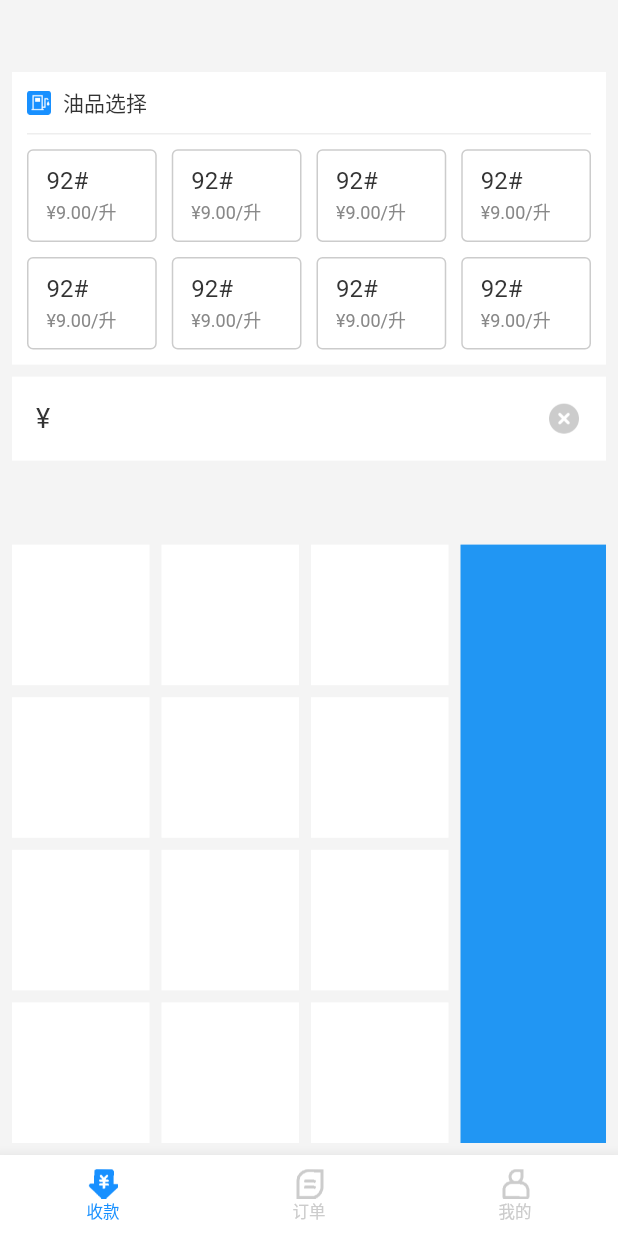
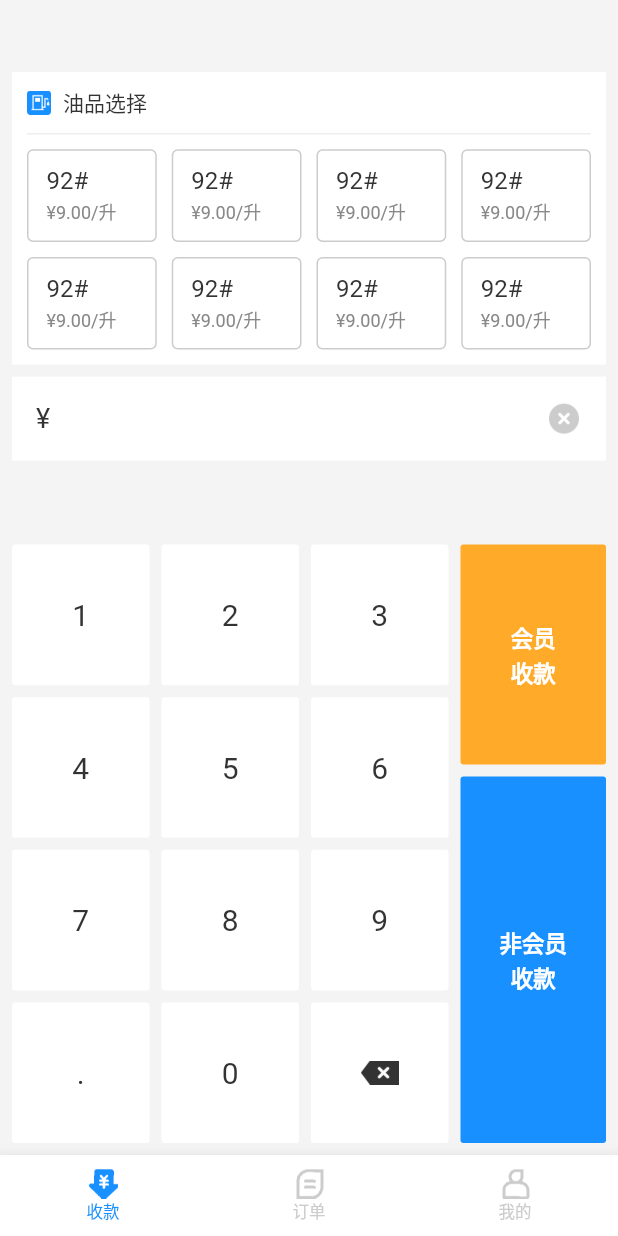
Before and after one commit to Carpten/flutter_architecture, a Flutter app: the screen it shows after launch, on a phone screen of 412 x 824 dp. Run offline on Flutter 3.47's test engine with Material 2 defaults, Android fonts, the phone set to English and light mode, and no system bars; network calls fail.

Commit message:
feat:构建UI

```diff
--- /dev/null
+++ b/lib/components/flex_grid_view.dart
@@ -0,0 +1,73 @@
+import 'package:flutter/material.dart';
+import 'package:flutter/widgets.dart';
+
+class FlexGridView extends StatefulWidget {
+  final double rowSpacing;
+  final double columnSpacing;
+  final int rowCount;
+  final int columnCount;
+  final IndexedWidgetBuilder indexedWidgetBuilder;
+  FlexGridView(
+      {Key key,
+      this.rowCount,
+      this.columnCount,
+      this.rowSpacing,
+      this.columnSpacing,
+      this.indexedWidgetBuilder})
+      : super(key: key);
+  @override
+  _FlexGridViewState createState() => _FlexGridViewState();
+}
+
+class _FlexGridViewState extends State<FlexGridView> {
+  Size _size;
+  GlobalKey _key = GlobalKey();
+
+  @override
+  void initState() {
+    WidgetsBinding.instance.addPostFrameCallback((_) {
+      if (_key.currentContext != null) {
+        setState(() {
+          _size = _key.currentContext.size;
+        });
+      }
+    });
+    super.initState();
+  }
+
+  double _getWidth() {
+    return _size == null
+        ? 0
+        : _size.width - widget.rowSpacing * (widget.rowCount - 1);
+  }
+
+  double _getHeight() {
+    return _size == null
+        ? 0
+        : _size.height - widget.columnSpacing * (widget.columnCount - 1);
+  }
+
+  double _getChildAspectRatio() {
+    return _size == null
+        ? 1
+        : _getWidth() * widget.columnCount / widget.rowCount / _getHeight();
+  }
+
+  @override
+  Widget build(BuildContext context) {
+    return Container(
+        width: double.infinity,
+        height: double.infinity,
+        key: _key,
+        child: GridView.count(
+            physics: NeverScrollableScrollPhysics(),
+            shrinkWrap: true,
+            crossAxisSpacing: widget.rowSpacing,
+            mainAxisSpacing: widget.columnSpacing,
+            padding: EdgeInsets.all(0),
+            crossAxisCount: widget.rowCount,
+            childAspectRatio: _getChildAspectRatio(),
+            children: List.generate(widget.rowCount * widget.columnCount,
+                (index) => widget.indexedWidgetBuilder(context, index))));
+  }
+}
--- a/lib/pages/home/home_page.dart
+++ b/lib/pages/home/home_page.dart
@@ -1,7 +1,9 @@
 import 'package:flutter/material.dart';
+import 'package:flutter_architecture/components/flex_grid_view.dart';
 import 'package:flutter_architecture/res/clrs.dart';
 import 'package:flutter_architecture/res/text_styles.dart';
 import 'package:flutter_architecture/utils/image_utils.dart';
+import 'package:flutter_architecture/utils/text_style_utils.dart';
 
 class HomePage extends StatefulWidget {
   HomePage({Key key}) : super(key: key);
@@ -51,6 +53,7 @@ class _HomePageState extends State<HomePage> {
                 height: 0.5,
                 margin: EdgeInsets.symmetric(horizontal: 10)),
             GridView.count(
+                physics: NeverScrollableScrollPhysics(),
                 shrinkWrap: true,
                 crossAxisSpacing: 10.0,
                 mainAxisSpacing: 10.0,
@@ -107,61 +110,68 @@ class _HomePageState extends State<HomePage> {
       children: <Widget>[
         Expanded(
             flex: 3,
-            child: Column(children: <Widget>[
-              Expanded(
-                  flex: 1,
-                  child: Row(children: <Widget>[
-                    Expanded(flex: 1, child: _buildKeyboardKeys('1')),
-                    SizedBox(width: 8),
-                    Expanded(flex: 1, child: _buildKeyboardKeys('2')),
-                    SizedBox(width: 8),
-                    Expanded(flex: 1, child: _buildKeyboardKeys('3'))
-                  ])),
-              SizedBox(height: 8),
-              Expanded(
-                  flex: 1,
-                  child: Row(children: <Widget>[
-                    Expanded(flex: 1, child: _buildKeyboardKeys('4')),
-                    SizedBox(width: 8),
-                    Expanded(flex: 1, child: _buildKeyboardKeys('5')),
-                    SizedBox(width: 8),
-                    Expanded(flex: 1, child: _buildKeyboardKeys('6'))
-                  ])),
-              SizedBox(height: 8),
-              Expanded(
-                  flex: 1,
-                  child: Row(children: <Widget>[
-                    Expanded(flex: 1, child: _buildKeyboardKeys('7')),
-                    SizedBox(width: 8),
-                    Expanded(flex: 1, child: _buildKeyboardKeys('8')),
-                    SizedBox(width: 8),
-                    Expanded(flex: 1, child: _buildKeyboardKeys('9'))
-                  ])),
-              SizedBox(height: 8),
-              Expanded(
-                  flex: 1,
-                  child: Row(children: <Widget>[
-                    Expanded(flex: 1, child: _buildKeyboardKeys('.')),
-                    SizedBox(width: 8),
-                    Expanded(flex: 1, child: _buildKeyboardKeys('0')),
-                    SizedBox(width: 8),
-                    Expanded(flex: 1, child: _buildKeyboardKeys('del'))
-                  ]))
-            ])),
+            child: FlexGridView(
+              rowCount: 3,
+              columnCount: 4,
+              rowSpacing: 8,
+              columnSpacing: 8,
+              indexedWidgetBuilder: (context, index) => Container(
+                  decoration: BoxDecoration(
+                      borderRadius: BorderRadius.circular(2),
+                      color: Colors.white),
+                  alignment: Alignment.center,
+                  child: _buildKeyboardItem(index)),
+            )),
         SizedBox(width: 8),
         Expanded(
           flex: 1,
-          child: Container(
-            color: Colors.blue,
-          ),
+          child: _buildKeyboardActions(),
         )
       ],
     ));
   }
 
-  Widget _buildKeyboardKeys(String key) {
-    return Container(
-      color: Colors.white
-    );
+  Widget _buildKeyboardItem(int index) {
+    if (index < 9) {
+      return Text((index + 1).toString(), style: TextStyles.black_20);
+    } else if (index == 9) {
+      return Text('.', style: TextStyles.black_20);
+    } else if (index == 10) {
+      return Text('0', style: TextStyles.black_20);
+    } else {
+      return ImageUtils.assetImage('home_keyboard_del');
+    }
+  }
+
+  Widget _buildKeyboardActions() {
+    return Column(children: <Widget>[
+      Expanded(
+        flex: 3,
+        child: Container(
+            decoration: BoxDecoration(
+                borderRadius: BorderRadius.circular(2), color: Clrs.orange),
+            alignment: Alignment.center,
+            width: double.infinity,
+            height: double.infinity,
+            child: Text('会员\n收款',
+                style: TextStyleUtils.merge(TextStyles.white_15,
+                    fontWeight: FontWeight.w700, height: 1.5))),
+      ),
+      SizedBox(height: 8),
+      Expanded(
+        flex: 5,
+        child: Container(
+            decoration: BoxDecoration(
+                borderRadius: BorderRadius.circular(2),
+                color: Clrs.colorPrimary),
+            alignment: Alignment.center,
+            width: double.infinity,
+            height: double.infinity,
+            child: Text('非会员\n收款',
+                textAlign: TextAlign.center,
+                style: TextStyleUtils.merge(TextStyles.white_15,
+                    fontWeight: FontWeight.w700, height: 1.5))),
+      )
+    ]);
   }
 }
--- a/lib/res/clrs.dart
+++ b/lib/res/clrs.dart
@@ -8,6 +8,8 @@ class Clrs {
   static const Color backgroundColor = Color(0xffF4F4F4);
   static const Color appBarLightBg = Color(0xFFFAFAFA);
   static const Color alphaColorPrimary = Color(0x1C1890FF);
+  static const Color orange = Color(0xFFFFAA29);
+
 
   //分割线
   static const Color divide = Color(0xffDDDDDD);
@@ -21,5 +23,4 @@ class Clrs {
   static const Color textBlack = Color(0xff333333);
   static const Color textBlackSub = Color(0xff888888);
   static const Color textBlackLight = Color(0xffcccccc);
-
 }
--- a/lib/res/dimens.dart
+++ b/lib/res/dimens.dart
@@ -4,8 +4,10 @@ class Dimens {
   static const double font_12 = 12;
   static const double font_13 = 13;
   static const double font_14 = 14;
+  static const double font_15 = 15;
   static const double font_16 = 16;
   static const double font_18 = 18;
+  static const double font_20 = 20;
   static const double font_22 = 22;
   static const double font_24 = 24;
 
--- a/lib/res/text_styles.dart
+++ b/lib/res/text_styles.dart
@@ -4,7 +4,6 @@ import 'package:flutter_architecture/res/dimens.dart';
 import 'clrs.dart';
 
 class TextStyles {
-
   static const TextStyle black_12 = const TextStyle(
     fontSize: Dimens.font_12,
     color: Clrs.textBlack,
@@ -27,6 +26,10 @@ class TextStyles {
 
   static const TextStyle black_18 = const TextStyle(
     fontSize: Dimens.font_18,
+    color: Clrs.textBlack,
+  );
+  static const TextStyle black_20 = const TextStyle(
+    fontSize: Dimens.font_20,
     color: Clrs.textBlack,
   );
 
@@ -63,7 +66,7 @@ class TextStyles {
     fontSize: Dimens.font_13,
     color: Clrs.textBlackLight,
   );
- static const TextStyle blackLight_16 = const TextStyle(
+  static const TextStyle blackLight_16 = const TextStyle(
     fontSize: Dimens.font_16,
     color: Clrs.textBlackLight,
   );
@@ -79,6 +82,11 @@ class TextStyles {
 
   static const TextStyle white_14 = const TextStyle(
     fontSize: Dimens.font_14,
+    color: Colors.white,
+  );
+
+  static const TextStyle white_15 = const TextStyle(
+    fontSize: Dimens.font_15,
     color: Colors.white,
   );
 
```
Also changed, not shown: assets/images/home_keyboard_del.png (added).
